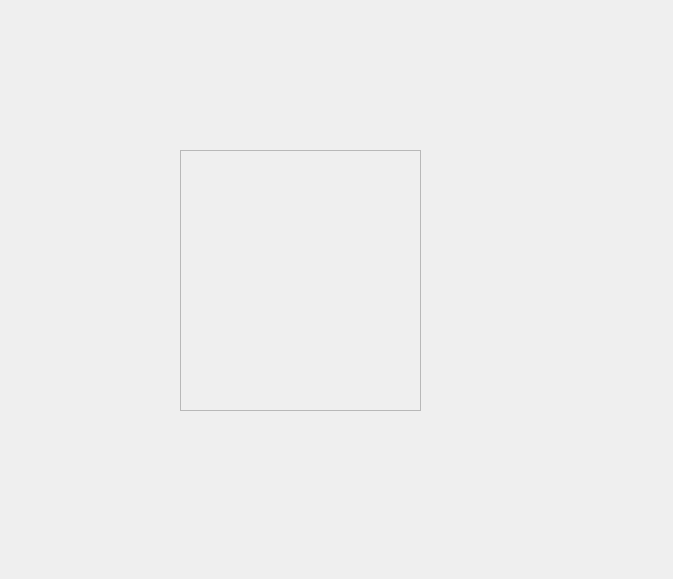
Above: UIModule/mainwindow.ui from zhangjianscc/ZMClient before the change. Below: the same form after it.
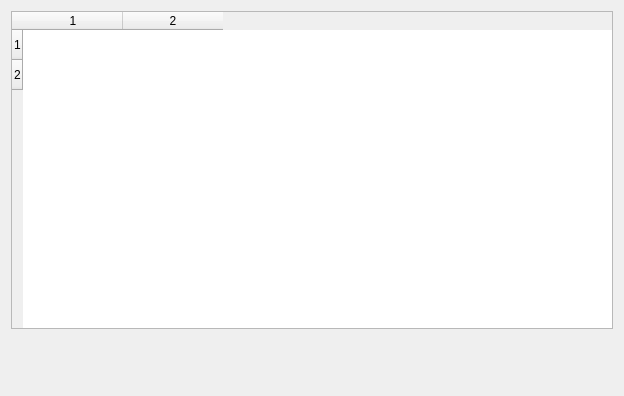
That is the form after the change.

Diff of the .ui file:
```diff
--- a/UIModule/mainwindow.ui
+++ b/UIModule/mainwindow.ui
@@ -6,41 +6,48 @@
    <rect>
     <x>0</x>
     <y>0</y>
-    <width>673</width>
-    <height>579</height>
+    <width>624</width>
+    <height>396</height>
    </rect>
   </property>
   <property name="windowTitle">
    <string>MainWindow</string>
   </property>
-  <widget class="QScrollArea" name="scrollArea">
-   <property name="geometry">
-    <rect>
-     <x>180</x>
-     <y>150</y>
-     <width>241</width>
-     <height>261</height>
-    </rect>
-   </property>
-   <property name="widgetResizable">
-    <bool>true</bool>
-   </property>
-   <widget class="QWidget" name="scrollAreaWidgetContents">
-    <property name="geometry">
-     <rect>
-      <x>0</x>
-      <y>0</y>
-      <width>239</width>
-      <height>259</height>
-     </rect>
-    </property>
-    <layout class="QVBoxLayout" name="verticalLayout">
-     <item>
-      <widget class="QWidget" name="widget" native="true"/>
-     </item>
-    </layout>
-   </widget>
-  </widget>
+  <layout class="QVBoxLayout" name="verticalLayout">
+   <item>
+    <widget class="QTableWidget" name="tableWidget">
+     <property name="showGrid">
+      <bool>false</bool>
+     </property>
+     <property name="rowCount">
+      <number>2</number>
+     </property>
+     <property name="columnCount">
+      <number>2</number>
+     </property>
+     <row/>
+     <row/>
+     <column/>
+     <column/>
+    </widget>
+   </item>
+   <item>
+    <widget class="QWidget" name="widget" native="true">
+     <property name="minimumSize">
+      <size>
+       <width>0</width>
+       <height>50</height>
+      </size>
+     </property>
+     <property name="maximumSize">
+      <size>
+       <width>16777215</width>
+       <height>50</height>
+      </size>
+     </property>
+    </widget>
+   </item>
+  </layout>
  </widget>
  <layoutdefault spacing="6" margin="11"/>
  <resources/>
```
